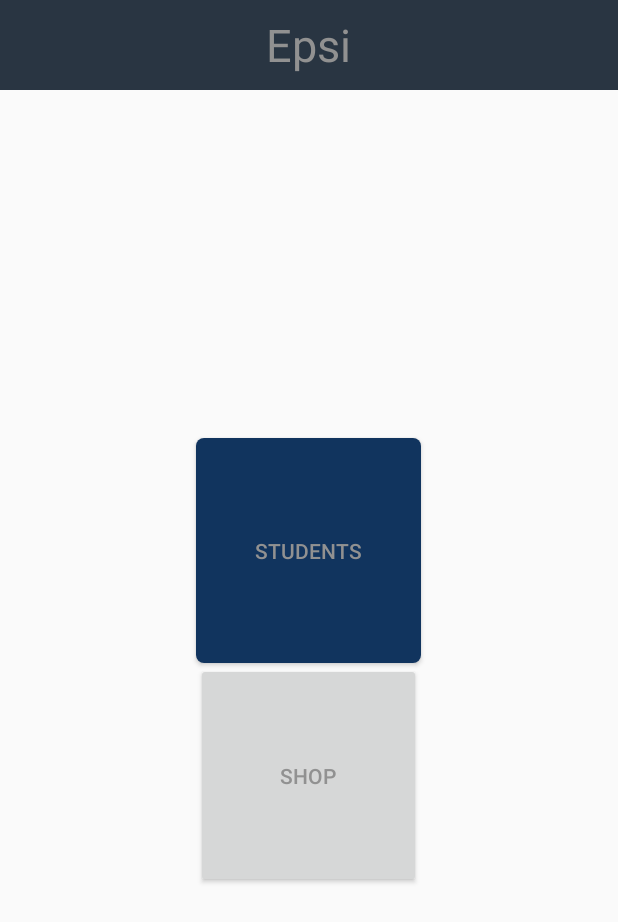
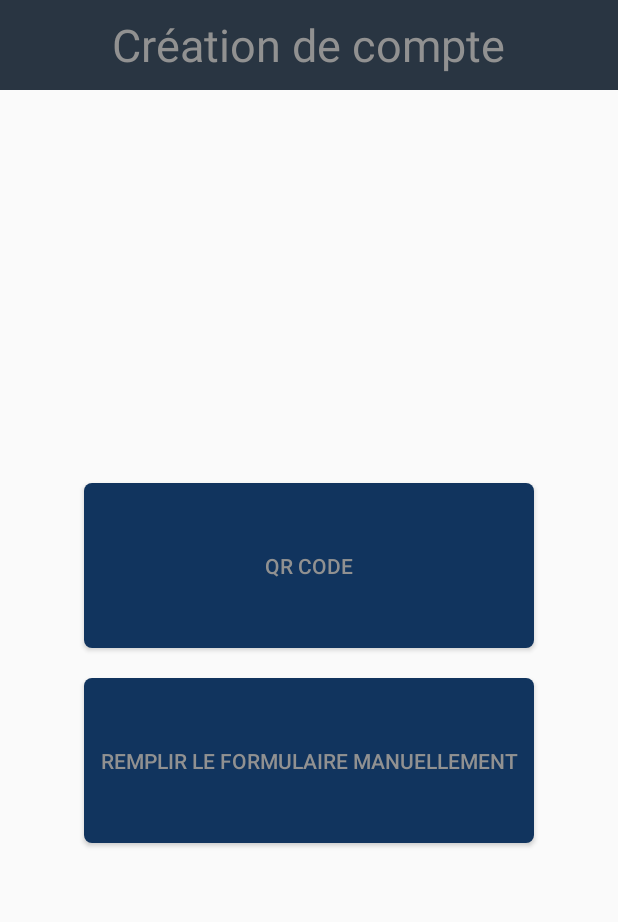
Before and after one commit to oualid3/Kotlin_Project, an Android app: the screen it shows after launch (MainActivity), on a phone screen of 412 x 824 dp. Shown: the top 922 px of the screen. Run offline under Robolectric (Android 15) with nearby library versions, the phone set to English and light mode, and no system bars.

Commit message:
Page Creation de compte

```diff
--- a/app/src/main/java/fr/epsi/kotlin_project/MainActivity.kt
+++ b/app/src/main/java/fr/epsi/kotlin_project/MainActivity.kt
@@ -1,5 +1,6 @@
 package fr.epsi.kotlin_project
 
+import android.content.Intent
 import android.support.v7.app.AppCompatActivity
 import android.os.Bundle
 import android.view.View
@@ -12,11 +13,11 @@ class MainActivity : AppCompatActivity() {
         val buttonZone1: Button = findViewById(R.id.buttonZone1)
         val buttonZone2: Button = findViewById(R.id.buttonZone2)
 
-//        buttonZone1.setOnClickListener(View.OnClickListener {
-//            val newIntent= Intent(application,StudentsActivity::class.java)
-//            newIntent.putExtra("title",getString(R.string.zone_1))
-//            startActivity(newIntent)
-//        })
+        buttonZone2.setOnClickListener(View.OnClickListener {
+            val newIntent= Intent(application,CreateActivity::class.java)
+            newIntent.putExtra("title",getString(R.string.zone_2))
+            startActivity(newIntent)
+        })
 //
 //        buttonZone2.setOnClickListener(View.OnClickListener {
 //            val newIntent= Intent(application,ShopActivity::class.java)
--- a/app/src/main/res/layout/activity_main.xml
+++ b/app/src/main/res/layout/activity_main.xml
@@ -18,8 +18,9 @@
 
         <Button
             android:id="@+id/buttonZone1"
-            android:layout_width="150dp"
-            android:layout_height="150dp"
+            android:layout_width="300dp"
+            android:layout_height="110dp"
+            android:layout_marginBottom="20dp"
             android:layout_gravity="center_horizontal"
             android:background="@drawable/bouton"
             android:text="@string/zone_1"
@@ -27,14 +28,35 @@
 
         <Button
             android:id="@+id/buttonZone2"
-            android:layout_width="150dp"
-            android:layout_height="150dp"
+            android:layout_width="300dp"
+            android:layout_height="110dp"
             android:layout_gravity="center_horizontal"
+            android:background="@drawable/bouton"
             android:text="@string/zone_2"
             android:textColor="@color/claire_texte"/>
         <View
             android:layout_width="match_parent"
             android:layout_height="0dp"
             android:layout_weight="1"/>
+
+<!--        <SurfaceView-->
+<!--            android:id="@+id/cameraSurfaceView"-->
+<!--            android:layout_width="match_parent"-->
+<!--            android:layout_height="match_parent"-->
+<!--            app:layout_constraintBottom_toBottomOf="parent"-->
+<!--            app:layout_constraintLeft_toLeftOf="parent"-->
+<!--            app:layout_constraintRight_toRightOf="parent"-->
+<!--            app:layout_constraintTop_toTopOf="parent" />-->
+
+<!--        <View-->
+<!--            android:id="@+id/barcode_line"-->
+<!--            android:layout_width="match_parent"-->
+<!--            android:layout_height="2dp"-->
+<!--            android:layout_marginTop="10dp"-->
+<!--            android:layout_marginBottom="10dp"-->
+<!--            android:background="#951C1C"-->
+<!--            app:layout_constraintLeft_toLeftOf="parent"-->
+<!--            app:layout_constraintRight_toRightOf="parent"-->
+<!--            app:layout_constraintTop_toTopOf="parent" />-->
     </LinearLayout>
 </LinearLayout>
--- a/app/src/main/res/layout/layout_header.xml
+++ b/app/src/main/res/layout/layout_header.xml
@@ -23,7 +23,7 @@
             android:layout_width="wrap_content"
             android:layout_height="wrap_content"
             android:layout_centerInParent="true"
-            android:text="Epsi"
+            android:text="Création de compte"
             android:textColor="@color/claire_texte"
             android:textSize="30sp" />
     </RelativeLayout>
--- a/app/src/main/res/values/strings.xml
+++ b/app/src/main/res/values/strings.xml
@@ -1,5 +1,5 @@
 <resources>
     <string name="app_name">Kotlin_Project</string>
-    <string name="zone_1">Students</string>
-    <string name="zone_2">Shop</string>
+    <string name="zone_1">QR code</string>
+    <string name="zone_2">Remplir le formulaire manuellement</string>
 </resources>
```
Also changed, not shown: app/src/main/AndroidManifest.xml (+6 -3 lines), app/src/main/java/fr/epsi/kotlin_project/BaseActivity.kt (+11 -11 lines), app/src/main/java/fr/epsi/kotlin_project/CreateActivity.kt (added, +12 -0 lines), app/src/main/res/layout/activity_create.xml (added, +75 -0 lines), app/src/main/res/values/themes.xml (+7 -0 lines).
